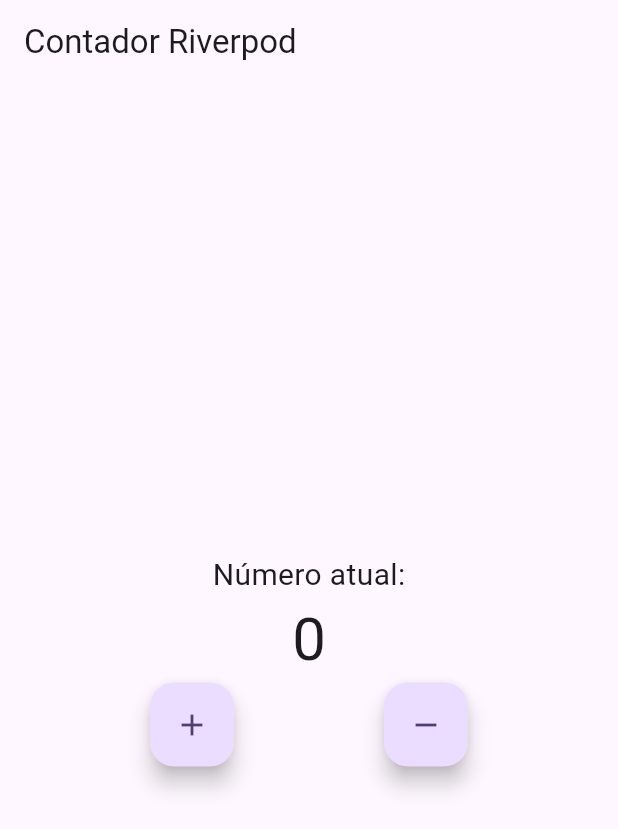
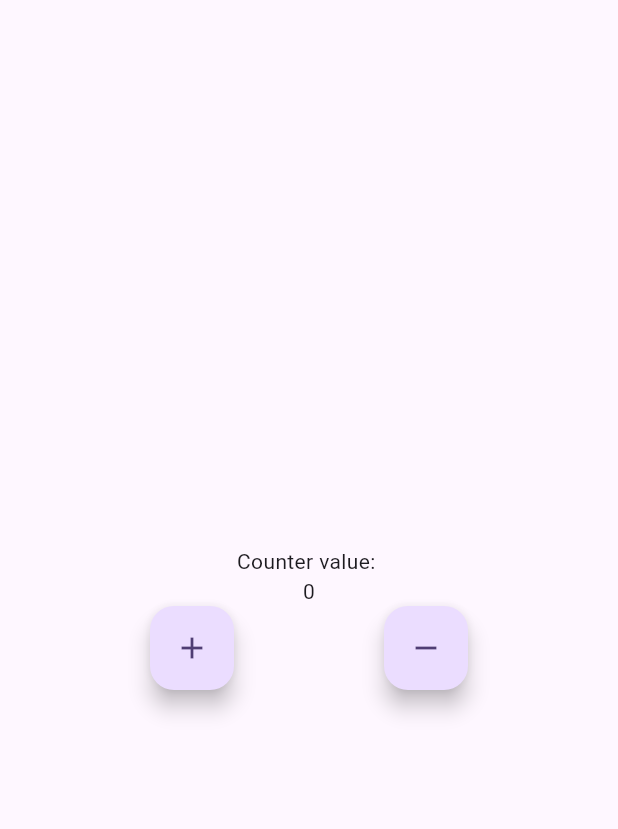
Before and after one commit to gilvancosta/Riverpod-miscellaneous-examples-01, a Flutter app: the screen it shows after launch, on a phone screen of 412 x 824 dp. Shown: the top 829 px of the screen. Run offline on Flutter 3.47's test engine with Material 2 defaults, Android fonts, the phone set to English and light mode, and no system bars; our stand-ins replace flutter_riverpod.

Commit message:
First Commit

```diff
--- a/lib/src/ui/pages/home/home_page.dart
+++ b/lib/src/ui/pages/home/home_page.dart
@@ -3,52 +3,45 @@
 import 'package:flutter/material.dart';
 import 'package:flutter_riverpod/flutter_riverpod.dart';
 
-import 'controller/home_controller.dart';
+class CounterNotifier extends StateNotifier<int> {
+  CounterNotifier() : super(0);
 
-//final counterProvider = StateProvider<int>((ref) => 0);
-//final contador = StateProvider((ref) => 0);
+  void increment() => state++;
+  void decrement() => state++;
+}
+
+final counterNotifierProvider =
+    StateNotifierProvider<CounterNotifier, int>((ref) => CounterNotifier());
+
 class HomePage extends ConsumerWidget {
   const HomePage({Key? key}) : super(key: key);
 
   @override
   Widget build(BuildContext context, WidgetRef ref) {
-    final homeController = ref.watch(counterProvider);
-
-    print('BUILDING HOME PAGE 2');
-
+    print('BUILDING HOME PAGE');
     return Scaffold(
-      appBar: AppBar(
-        title: const Text('Contador Riverpod'),
-      ),
       body: Center(
         child: Column(
           mainAxisAlignment: MainAxisAlignment.center,
-          children: <Widget>[
-            const Text(
-              'Número atual:',
-              style: TextStyle(fontSize: 20),
-            ),
+          children: [
+            const Text('Counter value: '),
             Consumer(
-              builder: (context, watch, _) {
-                return Text(
-                  '${homeController.counter}', // watch(contador).value.toString(),
-                  style: const TextStyle(fontSize: 40),
-                );
+              builder: (contexto, refLocal, _) {
+                final counter = refLocal.watch(counterNotifierProvider);
+                return Text('$counter');
               },
             ),
             Row(
               mainAxisAlignment: MainAxisAlignment.spaceEvenly,
               children: <Widget>[
                 FloatingActionButton(
-                  onPressed: () {
-                    homeController.increment();
-                  },
+                  onPressed:
+                      ref.read(counterNotifierProvider.notifier).increment,
                   child: const Icon(Icons.add),
                 ),
                 FloatingActionButton(
-                  onPressed: () {
-                    homeController.decrement();
-                  },
+                  onPressed:
+                      ref.read(counterNotifierProvider.notifier).decrement,
                   child: const Icon(Icons.remove),
                 ),
               ],
```
Also changed, not shown: lib/src/ui/pages/home/home_page copy.dart (added, +62 -0 lines).
